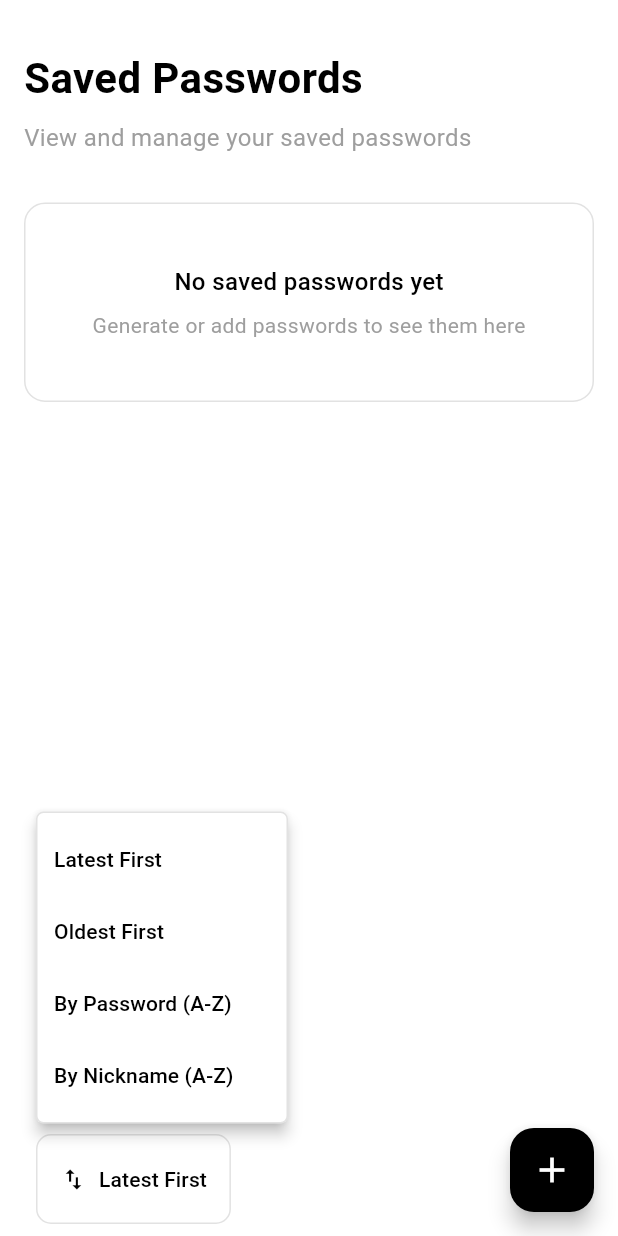
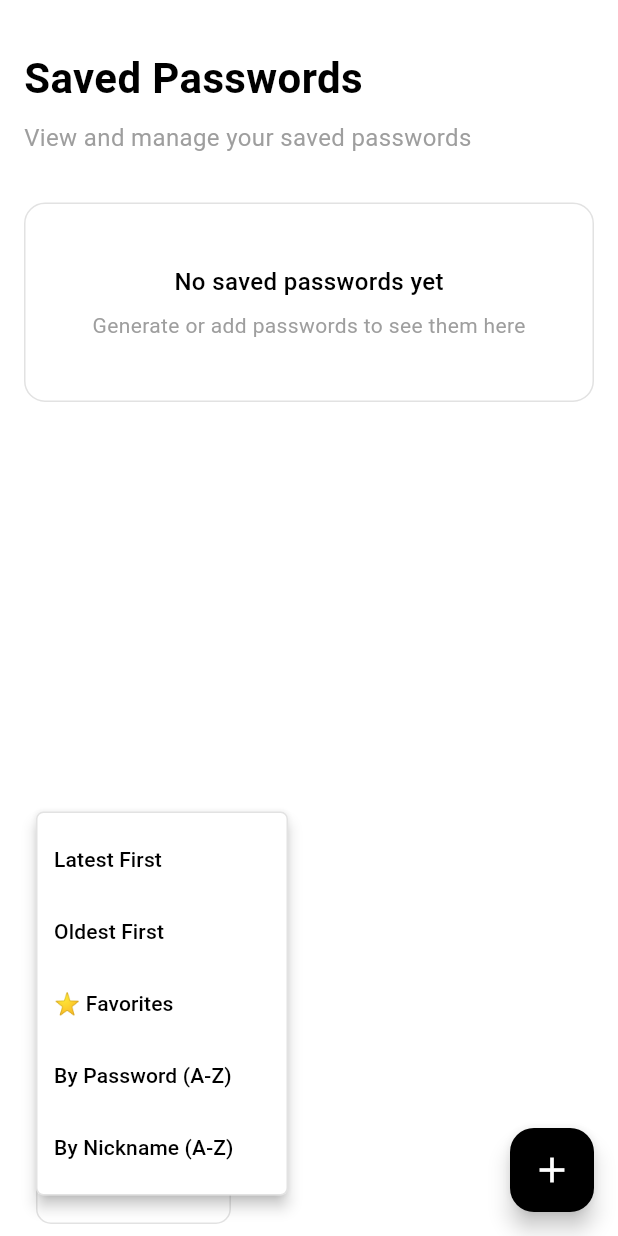
Before and after one commit to Seng209-11-Project/cipher-key, a Flutter app: the SaveScreen screen opened directly, after a tap on "Latest First", on a phone screen of 412 x 824 dp. Run offline on Flutter 3.47's test engine with Material 3 defaults, Android fonts, the phone set to English and light mode, and no system bars; our stand-ins replace flutter_secure_storage, local_auth, lucide_icons, shared_preferences; accounts and stored records are empty.

Commit message:
Please don't

```diff
--- a/lib/save_screen/password_card/add_password_util.dart
+++ b/lib/save_screen/password_card/add_password_util.dart
@@ -97,7 +97,7 @@ void showAddPasswordDialog(BuildContext context, {VoidCallback? onSaved}) {
               try {
                 final DateTime now = DateTime.now();
                 final String formattedDateTime =
-                    '${now.day}/${now.month}/${now.year} ${now.hour}:${now.minute.toString().padLeft(2, '0')}';
+                    '${now.day}/${now.month}/${now.year} ${now.hour}:${now.minute.toString().padLeft(2, '0')}:${now.second.toString().padLeft(2, '0')}';
 
                 final String passwordKey = '$nickname$formattedDateTime';
 
--- a/lib/save_screen/sort_button/sort_button.dart
+++ b/lib/save_screen/sort_button/sort_button.dart
@@ -17,6 +17,8 @@ class SortButton extends StatelessWidget {
         return t.sortLatestFirst;
       case 'Oldest':
         return t.sortOldestFirst;
+      case 'Favorites':
+        return 'Favorites';
       case 'By Password':
         return t.sortByPasswordAZ;
       case 'By Nickname':
@@ -80,6 +82,21 @@ class SortButton extends StatelessWidget {
           ),
         ),
         PopupMenuItem<String>(
+          value: 'Favorites',
+          child: Row(
+            children: [
+              Text(
+                '⭐ ',
+                style: TextStyle(color: cs.primary),
+              ),
+              Text(
+                'Favorites',
+                style: TextStyle(color: cs.primary),
+              ),
+            ],
+          ),
+        ),
+        PopupMenuItem<String>(
           value: 'By Password',
           child: Text(
             t.sortByPasswordAZ,
```
Also changed, not shown: lib/authguard/authguard.dart (+11 -3 lines), lib/save_screen/save_read_function.dart (+11 -3 lines), lib/save_screen/save_screen.dart (+24 -12 lines), lib/setting_screen/settings_screen.dart (+7 -4 lines).
